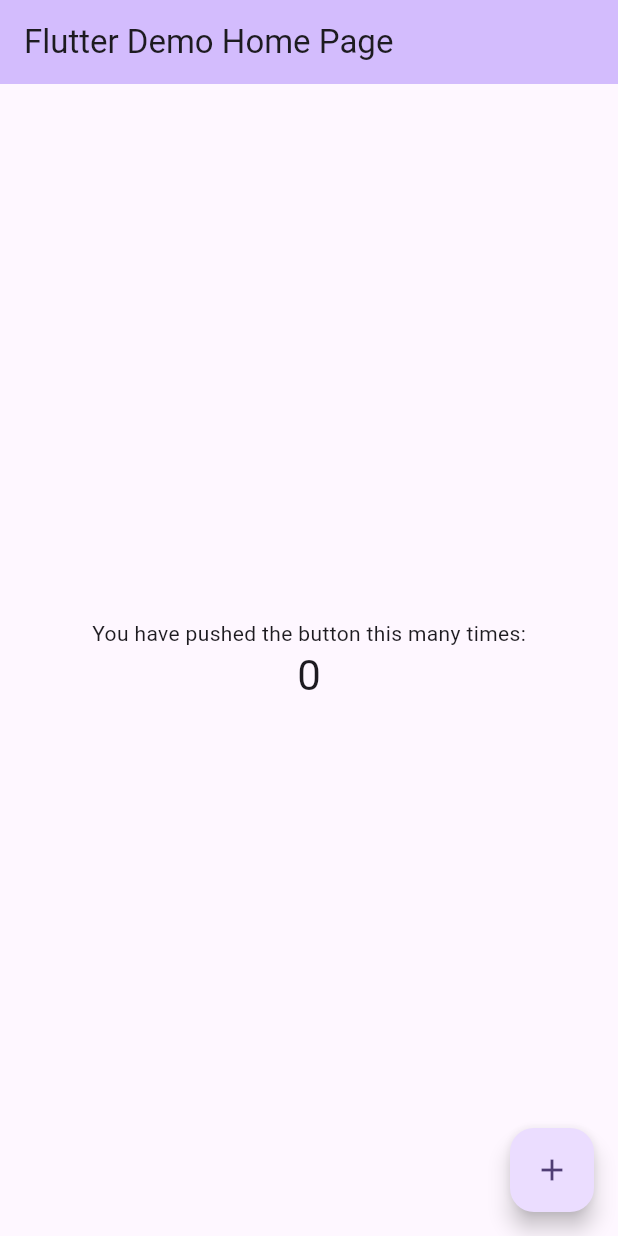
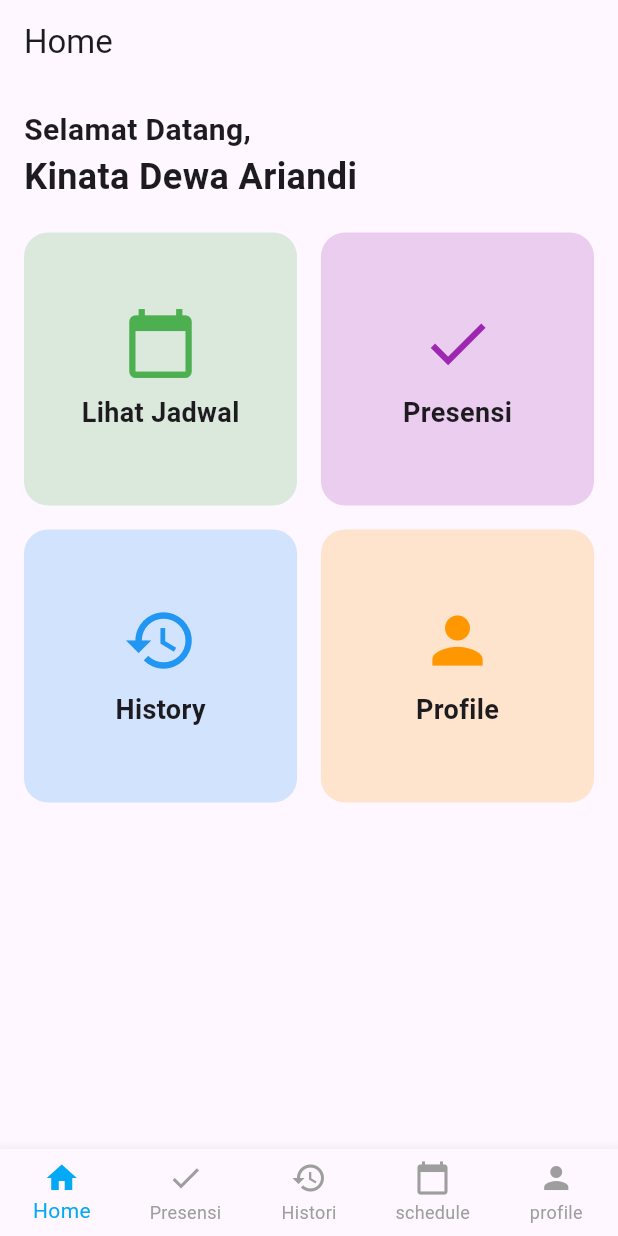
Before and after one commit to Dcrezztopia/AttendIT_mobile, a Flutter app: the screen it shows after launch, on a phone screen of 412 x 824 dp. Run offline on Flutter 3.47's test engine with Material 3 defaults, Android fonts, the phone set to English and light mode, and no system bars.

Commit message:
homepage and presensi view

```diff
--- a/attend_it/lib/main.dart
+++ b/attend_it/lib/main.dart
@@ -1,125 +1,27 @@
 import 'package:flutter/material.dart';
+import 'pages/home_page.dart'; // Import halaman HomePage dari folder pages
+import 'pages/presensi_page.dart'; // Import halaman PresensiPage dari folder pages
 
 void main() {
-  runApp(const MyApp());
+  runApp(MyApp());
 }
 
 class MyApp extends StatelessWidget {
-  const MyApp({super.key});
-
-  // This widget is the root of your application.
   @override
   Widget build(BuildContext context) {
     return MaterialApp(
-      title: 'Flutter Demo',
+      title: 'Attend IT',
       theme: ThemeData(
-        // This is the theme of your application.
-        //
-        // TRY THIS: Try running your application with "flutter run". You'll see
-        // the application has a purple toolbar. Then, without quitting the app,
-        // try changing the seedColor in the colorScheme below to Colors.green
-        // and then invoke "hot reload" (save your changes or press the "hot
-        // reload" button in a Flutter-supported IDE, or press "r" if you used
-        // the command line to start the app).
-        //
-        // Notice that the counter didn't reset back to zero; the application
-        // state is not lost during the reload. To reset the state, use hot
-        // restart instead.
-        //
-        // This works for code too, not just values: Most code changes can be
-        // tested with just a hot reload.
-        colorScheme: ColorScheme.fromSeed(seedColor: Colors.deepPurple),
-        useMaterial3: true,
+        primarySwatch: Colors.blue,
+        visualDensity: VisualDensity.adaptivePlatformDensity,
       ),
-      home: const MyHomePage(title: 'Flutter Demo Home Page'),
+      initialRoute: '/home',
+      routes: {
+        // '/': (context) => SplashScreen(),
+        '/home': (context) => HomePage(),
+        '/presensi': (context) => PresensiPage(),
+        // '/profile': (context) => ProfilePage(),
+      },
     );
   }
 }
-
-class MyHomePage extends StatefulWidget {
-  const MyHomePage({super.key, required this.title});
-
-  // This widget is the home page of your application. It is stateful, meaning
-  // that it has a State object (defined below) that contains fields that affect
-  // how it looks.
-
-  // This class is the configuration for the state. It holds the values (in this
-  // case the title) provided by the parent (in this case the App widget) and
-  // used by the build method of the State. Fields in a Widget subclass are
-  // always marked "final".
-
-  final String title;
-
-  @override
-  State<MyHomePage> createState() => _MyHomePageState();
-}
-
-class _MyHomePageState extends State<MyHomePage> {
-  int _counter = 0;
-
-  void _incrementCounter() {
-    setState(() {
-      // This call to setState tells the Flutter framework that something has
-      // changed in this State, which causes it to rerun the build method below
-      // so that the display can reflect the updated values. If we changed
-      // _counter without calling setState(), then the build method would not be
-      // called again, and so nothing would appear to happen.
-      _counter++;
-    });
-  }
-
-  @override
-  Widget build(BuildContext context) {
-    // This method is rerun every time setState is called, for instance as done
-    // by the _incrementCounter method above.
-    //
-    // The Flutter framework has been optimized to make rerunning build methods
-    // fast, so that you can just rebuild anything that needs updating rather
-    // than having to individually change instances of widgets.
-    return Scaffold(
-      appBar: AppBar(
-        // TRY THIS: Try changing the color here to a specific color (to
-        // Colors.amber, perhaps?) and trigger a hot reload to see the AppBar
-        // change color while the other colors stay the same.
-        backgroundColor: Theme.of(context).colorScheme.inversePrimary,
-        // Here we take the value from the MyHomePage object that was created by
-        // the App.build method, and use it to set our appbar title.
-        title: Text(widget.title),
-      ),
-      body: Center(
-        // Center is a layout widget. It takes a single child and positions it
-        // in the middle of the parent.
-        child: Column(
-          // Column is also a layout widget. It takes a list of children and
-          // arranges them vertically. By default, it sizes itself to fit its
-          // children horizontally, and tries to be as tall as its parent.
-          //
-          // Column has various properties to control how it sizes itself and
-          // how it positions its children. Here we use mainAxisAlignment to
-          // center the children vertically; the main axis here is the vertical
-          // axis because Columns are vertical (the cross axis would be
-          // horizontal).
-          //
-          // TRY THIS: Invoke "debug painting" (choose the "Toggle Debug Paint"
-          // action in the IDE, or press "p" in the console), to see the
-          // wireframe for each widget.
-          mainAxisAlignment: MainAxisAlignment.center,
-          children: <Widget>[
-            const Text(
-              'You have pushed the button this many times:',
-            ),
-            Text(
-              '$_counter',
-              style: Theme.of(context).textTheme.headlineMedium,
-            ),
-          ],
-        ),
-      ),
-      floatingActionButton: FloatingActionButton(
-        onPressed: _incrementCounter,
-        tooltip: 'Increment',
-        child: const Icon(Icons.add),
-      ), // This trailing comma makes auto-formatting nicer for build methods.
-    );
-  }
-}
--- /dev/null
+++ b/attend_it/lib/models/schedule.dart
@@ -0,0 +1,23 @@
+class Schedule {
+  final String time;
+  final String course;
+  final String lecturer;
+  final String room;
+
+  Schedule({
+    required this.time,
+    required this.course,
+    required this.lecturer,
+    required this.room,
+  });
+
+  // Method untuk parsing dari JSON (sesuaikan jika menggunakan database berbeda)
+  factory Schedule.fromJson(Map<String, dynamic> json) {
+    return Schedule(
+      time: json['time'],
+      course: json['course'],
+      lecturer: json['lecturer'],
+      room: json['room'],
+    );
+  }
+}
--- /dev/null
+++ b/attend_it/lib/pages/bottom_nav_widget.dart
@@ -0,0 +1,43 @@
+import 'package:flutter/material.dart';
+
+class BottomNavBarWidget extends StatelessWidget {
+  final int currentIndex;
+  final Function(int) onTap;
+
+  const BottomNavBarWidget({
+    required this.currentIndex,
+    required this.onTap,
+  });
+
+  @override
+  Widget build(BuildContext context) {
+    return BottomNavigationBar(
+      type: BottomNavigationBarType.fixed,
+      currentIndex: currentIndex,
+      selectedItemColor: Colors.lightBlue,
+      unselectedItemColor: Colors.grey,
+      onTap: (index) {
+        if (index == 0) {
+          Navigator.pushNamed(context, '/home'); // Navigasi ke halaman History
+        }
+        if (index == 1) {
+          Navigator.pushNamed(
+              context, '/presensi'); // Navigasi ke halaman History
+        }
+        if (index == 4) {
+          Navigator.pushNamed(
+              context, '/profile'); // Navigasi ke halaman History
+        }
+        onTap(index); // Tetap panggil fungsi onTap eksternal
+      },
+      items: const [
+        BottomNavigationBarItem(icon: Icon(Icons.home), label: 'Home'),
+        BottomNavigationBarItem(icon: Icon(Icons.check), label: 'Presensi'),
+        BottomNavigationBarItem(icon: Icon(Icons.history), label: 'Histori'),
+        BottomNavigationBarItem(
+            icon: Icon(Icons.calendar_today), label: 'schedule'),
+        BottomNavigationBarItem(icon: Icon(Icons.person), label: 'profile'),
+      ],
+    );
+  }
+}
--- /dev/null
+++ b/attend_it/lib/pages/home_page.dart
@@ -0,0 +1,99 @@
+// pages/home_page.dart
+import 'package:attend_it/pages/bottom_nav_widget.dart';
+import 'package:flutter/material.dart';
+
+class HomePage extends StatefulWidget {
+  @override
+  _HomePageState createState() => _HomePageState();
+}
+
+class _HomePageState extends State<HomePage> {
+  int _currentIndex = 0;
+
+  @override
+  Widget build(BuildContext context) {
+    return Scaffold(
+      appBar: AppBar(
+        title: Text('Home'),
+      ),
+      body: Padding(
+        padding: const EdgeInsets.all(16.0),
+        child: Column(
+          crossAxisAlignment: CrossAxisAlignment.start,
+          children: [
+            Text(
+              'Selamat Datang,',
+              style: TextStyle(fontSize: 20, fontWeight: FontWeight.bold),
+            ),
+            Text(
+              'Kinata Dewa Ariandi',
+              style: TextStyle(fontSize: 24, fontWeight: FontWeight.bold),
+            ),
+            SizedBox(height: 20),
+            Expanded(
+              child: GridView.count(
+                crossAxisCount: 2,
+                mainAxisSpacing: 16,
+                crossAxisSpacing: 16,
+                children: [
+                  _buildMenuItem(
+                      Icons.calendar_today, 'Lihat Jadwal', Colors.green),
+                  _buildMenuItem(Icons.check, 'Presensi', Colors.purple),
+                  _buildMenuItem(Icons.history, 'History', Colors.blue),
+                  _buildMenuItem(Icons.person, 'Profile', Colors.orange),
+                ],
+              ),
+            ),
+          ],
+        ),
+      ),
+      bottomNavigationBar: BottomNavBarWidget(
+        currentIndex: _currentIndex,
+        onTap: (index) {
+          setState(() {
+            _currentIndex = index;
+          });
+        },
+      ),
+      //   bottomNavigationBar: BottomNavigationBar(
+      //     items: [
+      //       BottomNavigationBarItem(
+      //         icon: Icon(Icons.home),
+      //         label: 'Home',
+      //       ),
+      //       BottomNavigationBarItem(
+      //         icon: Icon(Icons.history),
+      //         label: 'History',
+      //       ),
+      //       BottomNavigationBarItem(
+      //         icon: Icon(Icons.person),
+      //         label: 'Profile',
+      //       ),
+      //     ],
+      //     selectedItemColor: Colors.blue,
+      //     unselectedItemColor: Colors.grey,
+      //     currentIndex: 0,
+      //   ),
+    );
+  }
+
+  Widget _buildMenuItem(IconData icon, String title, Color color) {
+    return Container(
+      decoration: BoxDecoration(
+        color: color.withOpacity(0.2),
+        borderRadius: BorderRadius.circular(16),
+      ),
+      child: Column(
+        mainAxisAlignment: MainAxisAlignment.center,
+        children: [
+          Icon(icon, size: 50, color: color),
+          SizedBox(height: 8),
+          Text(
+            title,
+            style: TextStyle(fontSize: 18, fontWeight: FontWeight.bold),
+          ),
+        ],
+      ),
+    );
+  }
+}
```
Also changed, not shown: attend_it/lib/pages/presensi_page.dart (added, +108 -0 lines).
